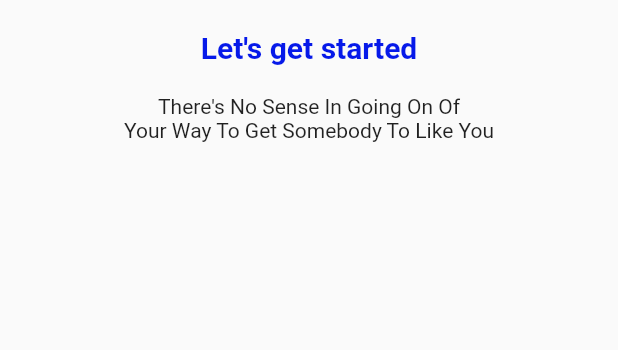
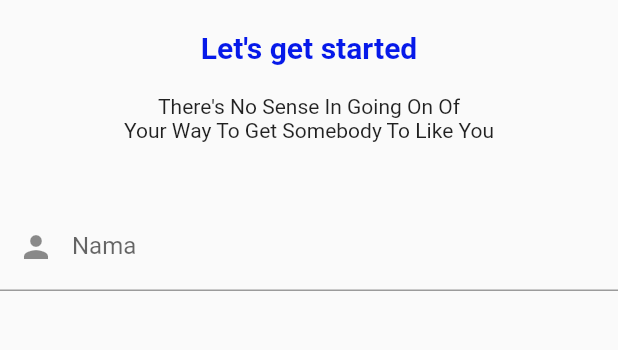
Before and after one commit to ShinDSR/PAML_Exercise01, a Flutter app: the screen it shows after launch, on a phone screen of 412 x 824 dp, the part 345-695 px from its top. Run offline on Flutter 3.47's test engine with Material 2 defaults, Android fonts, the phone set to English and light mode, and no system bars.

Commit message:
add TextForm to enter name

```diff
--- a/lib/loginpage.dart
+++ b/lib/loginpage.dart
@@ -38,8 +38,21 @@ class _LoginPageState extends State<LoginPage> {
           height: 20,
         ),
         const Text("There's No Sense In Going On Of"),
-        const Text('Your Way To Get Somebody To Like You')
-      ],),
+        const Text('Your Way To Get Somebody To Like You'),
+        Container(
+          height: 40,
+        ),
+        TextFormField(
+          keyboardType: TextInputType.name,
+          controller: TextEditingController(),
+          decoration: InputDecoration(
+            labelText: 'Nama',
+            hintText: 'Enter your name',
+            prefixIcon: Icon(Icons.person)
+          ),
+        )
+      ],
+      ),
     );
   }
 }
```
